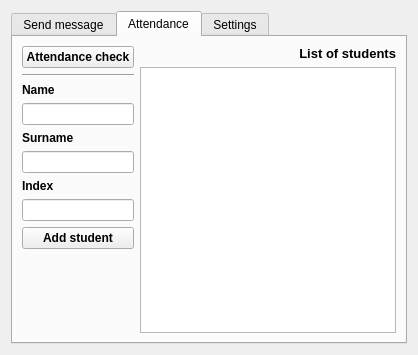
Qt form professor/profesor_gui.ui (wranidlo/broadcast_sender_receiver) before a commit.
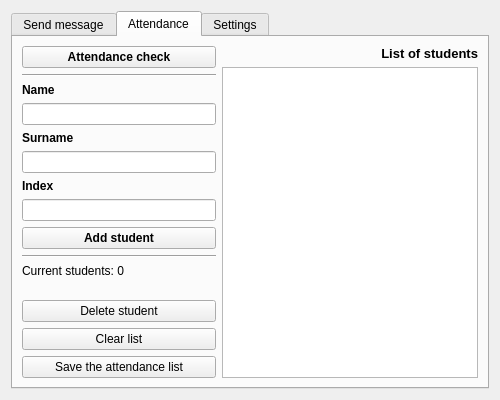
The same form after that commit. The open tabs and pages were chosen to show the change.

Commit message: Professor - more attendance options

What changed in the file:
```diff
--- a/professor/profesor_gui.ui
+++ b/professor/profesor_gui.ui
@@ -6,8 +6,8 @@
    <rect>
     <x>0</x>
     <y>0</y>
-    <width>418</width>
-    <height>355</height>
+    <width>500</width>
+    <height>400</height>
    </rect>
   </property>
   <property name="windowTitle">
@@ -178,6 +178,20 @@
            </property>
           </widget>
          </item>
+         <item>
+          <widget class="Line" name="line_2">
+           <property name="orientation">
+            <enum>Qt::Horizontal</enum>
+           </property>
+          </widget>
+         </item>
+         <item>
+          <widget class="QLabel" name="label_current_students">
+           <property name="text">
+            <string>Current students: 0</string>
+           </property>
+          </widget>
+         </item>
          <item>
           <spacer name="verticalSpacer_2">
            <property name="orientation">
@@ -191,6 +205,27 @@
            </property>
           </spacer>
          </item>
+         <item>
+          <widget class="QPushButton" name="button_delete_student">
+           <property name="text">
+            <string>Delete student</string>
+           </property>
+          </widget>
+         </item>
+         <item>
+          <widget class="QPushButton" name="button_clear_students">
+           <property name="text">
+            <string>Clear list</string>
+           </property>
+          </widget>
+         </item>
+         <item>
+          <widget class="QPushButton" name="button_save_students">
+           <property name="text">
+            <string>Save the attendance list</string>
+           </property>
+          </widget>
+         </item>
         </layout>
        </item>
        <item row="0" column="2">
```
Left out of the diff: 2 changed lines with no effect on the pictures. The commit also changes 3 other files.
